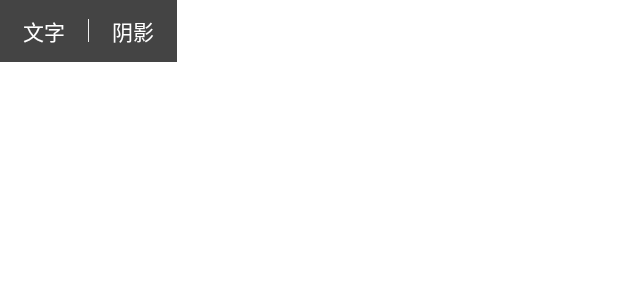
After one commit to ETS-Android3/AndroidPhotoEdit, an Android app: the layout custom_attach_popup.xml on its own in the app's theme, with its tools: preview values and no code run, on a phone screen of 412 x 824 dp. The commit adds this screen. Shown: the top 300 px of the screen. Run offline under Robolectric (Android 15) with nearby library versions, the phone set to English and light mode, and no system bars; Roboto replaces fonts that are not available here.

Commit message:
refeator:优化

```diff
--- a/app/src/main/java/com/yunianshu/photoedit/MainActivity.kt
+++ b/app/src/main/java/com/yunianshu/photoedit/MainActivity.kt
@@ -61,11 +61,11 @@ class MainActivity : AppCompatActivity() {
     fun startActivity(localMedia: LocalMedia){
         val intent = Intent(this@MainActivity, PhotoEditActivity::class.java)
         intent.putExtra("url",localMedia.availablePath)
-        intent.putExtra("typeName","CP4000")
-        intent.putExtra("width",400)
+        intent.putExtra("typeName","Z1")
+        intent.putExtra("width",800)
         intent.putExtra("height",600)
         if(localMedia.width>localMedia.height){
-            intent.putExtra("rotate",false)
+            intent.putExtra("rotate",true)
         }
         registerForActivityResult(ActivityResultContracts.StartActivityForResult()){ result ->
             val url = result.data?.getStringExtra("url")
--- a/library/build.gradle
+++ b/library/build.gradle
@@ -91,4 +91,6 @@ dependencies {
     implementation 'com.liulishuo.okdownload:okhttp:1.0.7'
     implementation 'com.squareup.okhttp3:okhttp:5.0.0-alpha.2'
 
+    implementation 'com.github.li-xiaojun:XPopup:2.7.6'
+
 }
--- a/library/src/main/java/com/yunianshu/library/BaseActivity.kt
+++ b/library/src/main/java/com/yunianshu/library/BaseActivity.kt
@@ -9,6 +9,10 @@ import com.kunminx.architecture.ui.page.DataBindingActivity
 /**
  * Create by WingGL
  * createTime: 2022/3/21
+ * 说明:继承子类方法调用顺序
+ * 1.initViewModel ->getActivityScopeViewModel
+ * 2.getDataBindingConfig
+ * 3.loadView
  */
 abstract class BaseActivity():DataBindingActivity() {
 
--- a/library/src/main/java/com/yunianshu/library/BaseFragment.kt
+++ b/library/src/main/java/com/yunianshu/library/BaseFragment.kt
@@ -9,6 +9,10 @@ import com.kunminx.architecture.ui.page.DataBindingFragment
 /**
  * Create by WingGL
  * createTime: 2022/4/1
+ * 说明:继承子类方法调用顺序
+ * 1.initViewModel->getFragmentScopeViewModel、getActivityScopeViewModel
+ * 2.getDataBindingConfig
+ * 3.loadView
  */
 abstract class BaseFragment : DataBindingFragment() {
 
--- a/library/src/main/java/com/yunianshu/library/ShareViewModel.kt
+++ b/library/src/main/java/com/yunianshu/library/ShareViewModel.kt
@@ -9,6 +9,7 @@ import com.yunianshu.library.bean.FontInfo
 import com.yunianshu.library.bean.StickerInfo
 import com.yunianshu.library.bean.TextColorInfo
 import com.yunianshu.library.util.ImageUtils
+import com.yunianshu.library.util.TextColorType
 import com.yunianshu.sticker.Sticker
 import com.yunianshu.sticker.TextDrawable
 
@@ -116,6 +117,11 @@ class ShareViewModel : ViewModel() {
      */
     var textStickerFont = UnPeekLiveData<FontInfo>()
 
+    /**
+     * 文字颜色类型 0-文字颜色 1-文字背景色 2-文字阴影色 3-文字下滑线颜色
+     */
+    var textColorType = UnPeekLiveData<TextColorType>()
+
 
     init {
         editState.value = Contant.DEFAULT
--- a/library/src/main/java/com/yunianshu/library/ui/adjust/AdjustmentActivity.kt
+++ b/library/src/main/java/com/yunianshu/library/ui/adjust/AdjustmentActivity.kt
@@ -16,7 +16,10 @@ import com.yunianshu.library.Contant.KEY_ROTATE
 import com.yunianshu.library.Contant.KEY_URL
 import com.yunianshu.library.bean.AdjustBaseInfo
 import com.yunianshu.library.bean.PhotoEditItem
+import com.yunianshu.library.bean.ScrollInfo
+import com.yunianshu.library.ext.scrollToPosition
 import com.yunianshu.library.util.GPUImageFilterTools
+import com.yunianshu.library.util.RecycleViewUtils
 import jp.co.cyberagent.android.gpuimage.GLTextureView
 import jp.co.cyberagent.android.gpuimage.GPUImage
 import jp.co.cyberagent.android.gpuimage.filter.GPUImageFilter
@@ -55,6 +58,7 @@ class AdjustmentActivity : BaseActivity() {
     private lateinit var gpuImage: GPUImage
     private var filterAdjuster: GPUImageFilterTools.FilterAdjuster? = null
     private lateinit var group: GPUImageFilterGroup
+    private var lastIdx = 0
 
 
     override fun initViewModel() {
@@ -103,6 +107,7 @@ class AdjustmentActivity : BaseActivity() {
             viewModel.selectAdjust(item.text)
             viewModel.select(position)
             switchFilterTo(group.filters[position])
+            RecycleViewUtils.toPosition(findViewById(R.id.recyclerView),position,viewModel.getList().value!!.size,2)
         }
     }
 
--- /dev/null
+++ b/library/src/main/java/com/yunianshu/library/util/TextColorType.kt
@@ -0,0 +1,5 @@
+package com.yunianshu.library.util
+
+enum class TextColorType {
+    TEXT,BACKGROUND,SHADOW,UNDERLINE
+}
--- /dev/null
+++ b/library/src/main/res/layout/custom_attach_popup.xml
@@ -0,0 +1,35 @@
+<?xml version="1.0" encoding="utf-8"?>
+<LinearLayout xmlns:android="http://schemas.android.com/apk/res/android"
+    android:orientation="horizontal" android:layout_width="wrap_content"
+    android:gravity="center_vertical"
+    android:background="#444"
+    android:layout_height="wrap_content">
+    <TextView
+        android:id="@+id/tv_zan"
+        android:textColor="#fff"
+        android:textSize="14sp"
+        android:text="文字"
+        android:paddingTop="10dp"
+        android:paddingBottom="10dp"
+        android:paddingLeft="15dp"
+        android:paddingRight="15dp"
+        android:background="?android:attr/selectableItemBackground"
+        android:layout_width="wrap_content"
+        android:layout_height="wrap_content" />
+    <View
+        android:background="#eee"
+        android:layout_width="1px"
+        android:layout_height="15dp"/>
+    <TextView
+        android:id="@+id/tv_comment"
+        android:textColor="#fff"
+        android:paddingTop="10dp"
+        android:paddingBottom="10dp"
+        android:textSize="14sp"
+        android:paddingLeft="15dp"
+        android:paddingRight="15dp"
+        android:background="?android:attr/selectableItemBackground"
+        android:text="阴影"
+        android:layout_width="wrap_content"
+        android:layout_height="wrap_content" />
+</LinearLayout>
--- a/library/src/main/res/layout/fragment_text_style.xml
+++ b/library/src/main/res/layout/fragment_text_style.xml
@@ -47,6 +47,7 @@
             app:layout_constraintTop_toTopOf="parent">
 
             <TextView
+                android:id="@+id/textColorType"
                 drawable_radius="@{3}"
                 drawable_strokeColor='@{0xff000000}'
                 drawable_strokeWidth="@{1}"
@@ -54,6 +55,7 @@
                 android:layout_height="20dp"
                 android:gravity="center"
                 android:text="文"
+                android:onClick="@{()->click.clickTextType()}"
                 android:textColor="@color/black"
                 android:textSize="12sp" />
 
--- a/library/src/main/res/layout/item_photo_edit.xml
+++ b/library/src/main/res/layout/item_photo_edit.xml
@@ -9,8 +9,8 @@
     </data>
     <LinearLayout
         android:orientation="vertical"
-        android:layout_width="65dp"
-        android:layout_height="65dp"
+        android:layout_width="60dp"
+        android:layout_height="60dp"
         android:layout_marginTop="20dp"
         android:gravity="center"
         android:background="@drawable/ripple_bg"
--- a/sticker/src/main/java/com/yunianshu/sticker/StickerView.java
+++ b/sticker/src/main/java/com/yunianshu/sticker/StickerView.java
@@ -367,6 +367,9 @@ public class StickerView extends FrameLayout {
         }
 
         if (currentIcon == null && handlingSticker == null) {
+            if (onStickerOperationListener != null) {
+                onStickerOperationListener.onStickerNoTouchedDown();
+            }
             return false;
         }
         invalidate();
@@ -958,6 +961,8 @@ public class StickerView extends FrameLayout {
 
         void onStickerTouchedDown(@NonNull Sticker sticker);
 
+        void onStickerNoTouchedDown();
+
         void onStickerZoomFinished(@NonNull Sticker sticker);
 
         void onStickerFlipped(@NonNull Sticker sticker);
--- a/sticker/src/main/java/com/yunianshu/sticker/TextSticker.java
+++ b/sticker/src/main/java/com/yunianshu/sticker/TextSticker.java
@@ -185,9 +185,9 @@ public class TextSticker extends Sticker {
   @NonNull public TextSticker setShadowLayer(boolean show) {
     if(show){
       int color = textPaint.getColor();
-      textPaint.setShadowLayer(1, 0, 0, Color.BLUE);
+      textPaint.setShadowLayer(1, 2, 0, Color.BLUE);
     }else{
-      textPaint.setShadowLayer(3, 2, 0, Color.TRANSPARENT);
+      textPaint.setShadowLayer(1, 2, 0, Color.TRANSPARENT);
     }
     return this;
   }
```
Also changed, not shown: library/src/main/java/com/yunianshu/library/PhotoEditActivity.kt (+35 -55 lines), library/src/main/java/com/yunianshu/library/ui/crop/CropActivity.kt (+8 -9 lines), library/src/main/java/com/yunianshu/library/ui/frame/FrameActivity.kt (+2 -5 lines), library/src/main/java/com/yunianshu/library/ui/text/TextStyleFragment.kt (+24 -4 lines), library/src/main/java/com/yunianshu/library/view/CustomAttachPopup.java (added, +57 -0 lines), library/src/main/java/com/yunianshu/library/view/StickerListener.kt (+6 -1 lines), library/src/main/res/layout/activity_photo_edit.xml (+5 -4 lines), library/src/main/res/layout/item_photo_sticker.xml (+4 -4 lines).
